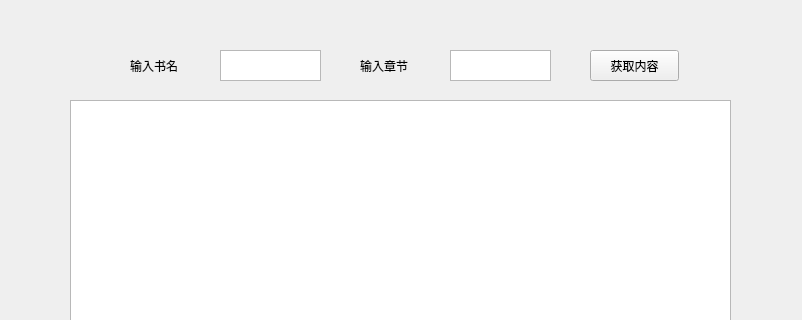
Before: the Qt Designer form mainwindow.ui in CuteWans/NovelSpider, drawn with Qt 5; both pictures show x 0 to 802 and y 0 to 320 of the 802 by 874 pixel window.
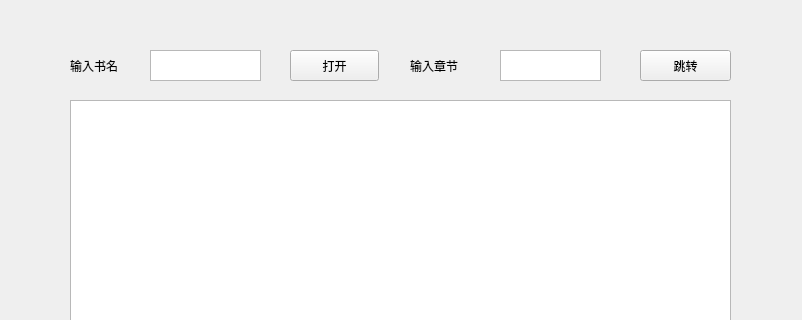
After: the same form once the commit is applied.

Commit message: v3.2.6 实现了输入书名打开默认第一章 输入章节打开指定章节

Patch:
```diff
--- a/mainwindow.ui
+++ b/mainwindow.ui
@@ -17,9 +17,9 @@
    <widget class="QTextEdit" name="textEdit">
     <property name="geometry">
      <rect>
-      <x>220</x>
+      <x>150</x>
       <y>50</y>
-      <width>101</width>
+      <width>111</width>
       <height>31</height>
      </rect>
     </property>
@@ -27,7 +27,7 @@
    <widget class="QLabel" name="label">
     <property name="geometry">
      <rect>
-      <x>130</x>
+      <x>70</x>
       <y>50</y>
       <width>61</width>
       <height>31</height>
@@ -50,14 +50,14 @@
    <widget class="QPushButton" name="pushButton">
     <property name="geometry">
      <rect>
-      <x>590</x>
+      <x>290</x>
       <y>50</y>
       <width>89</width>
       <height>31</height>
      </rect>
     </property>
     <property name="text">
-     <string>获取内容</string>
+     <string>打开</string>
     </property>
    </widget>
    <widget class="QPushButton" name="pushButton_2">
@@ -89,7 +89,7 @@
    <widget class="QLabel" name="label_2">
     <property name="geometry">
      <rect>
-      <x>360</x>
+      <x>410</x>
       <y>50</y>
       <width>71</width>
       <height>31</height>
@@ -102,13 +102,26 @@
    <widget class="QTextEdit" name="textEdit_2">
     <property name="geometry">
      <rect>
-      <x>450</x>
+      <x>500</x>
       <y>50</y>
       <width>101</width>
       <height>31</height>
      </rect>
     </property>
    </widget>
+   <widget class="QPushButton" name="pushButton_4">
+    <property name="geometry">
+     <rect>
+      <x>640</x>
+      <y>50</y>
+      <width>91</width>
+      <height>31</height>
+     </rect>
+    </property>
+    <property name="text">
+     <string>跳转</string>
+    </property>
+   </widget>
   </widget>
   <widget class="QMenuBar" name="menubar">
    <property name="geometry">
```
The commit also changes 3 other files.
